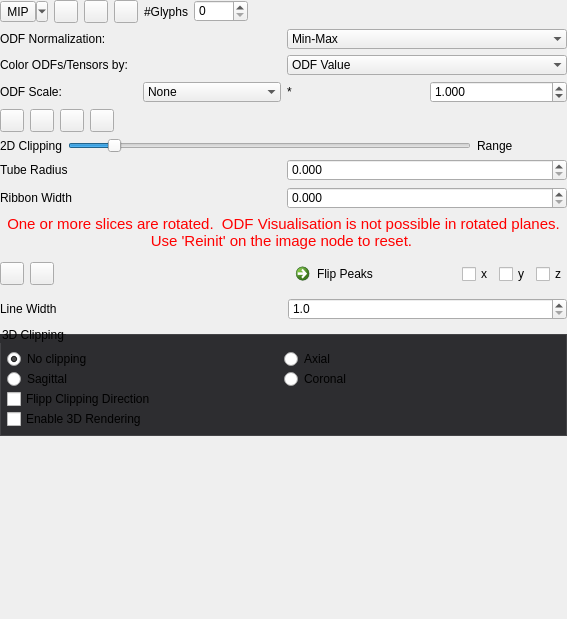
MITK/MITK, file Plugins/org.mitk.gui.qt.diffusionimaging/src/internal/QmitkControlVisualizationPropertiesViewControls.ui: the form before one commit.
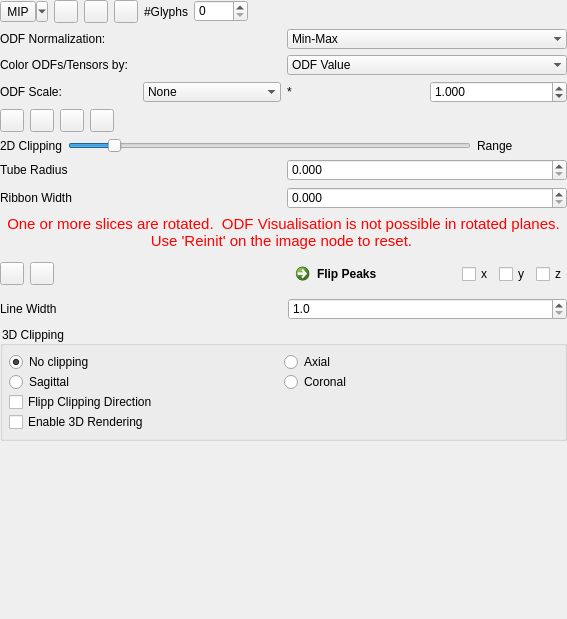
The form after the commit. Icons and pictures are not drawn.

```diff
--- a/Plugins/org.mitk.gui.qt.diffusionimaging/src/internal/QmitkControlVisualizationPropertiesViewControls.ui
+++ b/Plugins/org.mitk.gui.qt.diffusionimaging/src/internal/QmitkControlVisualizationPropertiesViewControls.ui
@@ -27,7 +27,7 @@
   </property>
   <property name="styleSheet">
    <string>QCommandLinkButton {
-  font-weight: normal;
+  font-weight: lighter;
 }
 
 QCommandLinkButton:disabled {
@@ -36,7 +36,6 @@
 }
 
 QToolBox::tab {
-  border: 1px solid #434346;
   font-weight: bold;
 }
 
@@ -46,20 +45,15 @@
 }
 
 QToolBox::tab:selected {
-  background-color: #1c97ea;
-  border: 1px solid #1c97ea;
   font-weight: bold;
 }
 
 QGroupBox {
-  border: 1px solid #434346;
-  background-color: #2d2d30;
-  margin-top: 8px;
-  padding-top: 8px;
+  background-color: transparent;
 }
 
 QGroupBox, QGroupBox:disabled {
-  background-color: #2d2d30;
+  background-color: transparent;
 }</string>
   </property>
   <layout class="QVBoxLayout" name="verticalLayout_4">
```
Left out of the diff: 1 changed line with no effect on the pictures.
